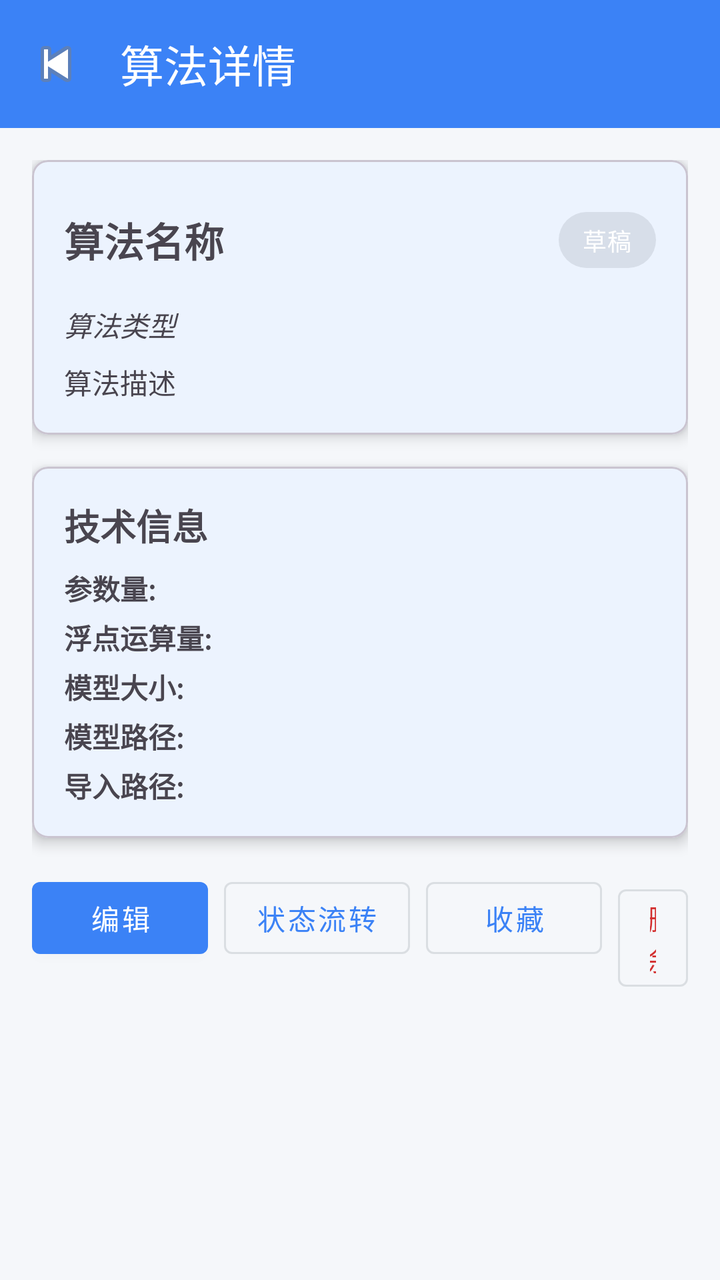
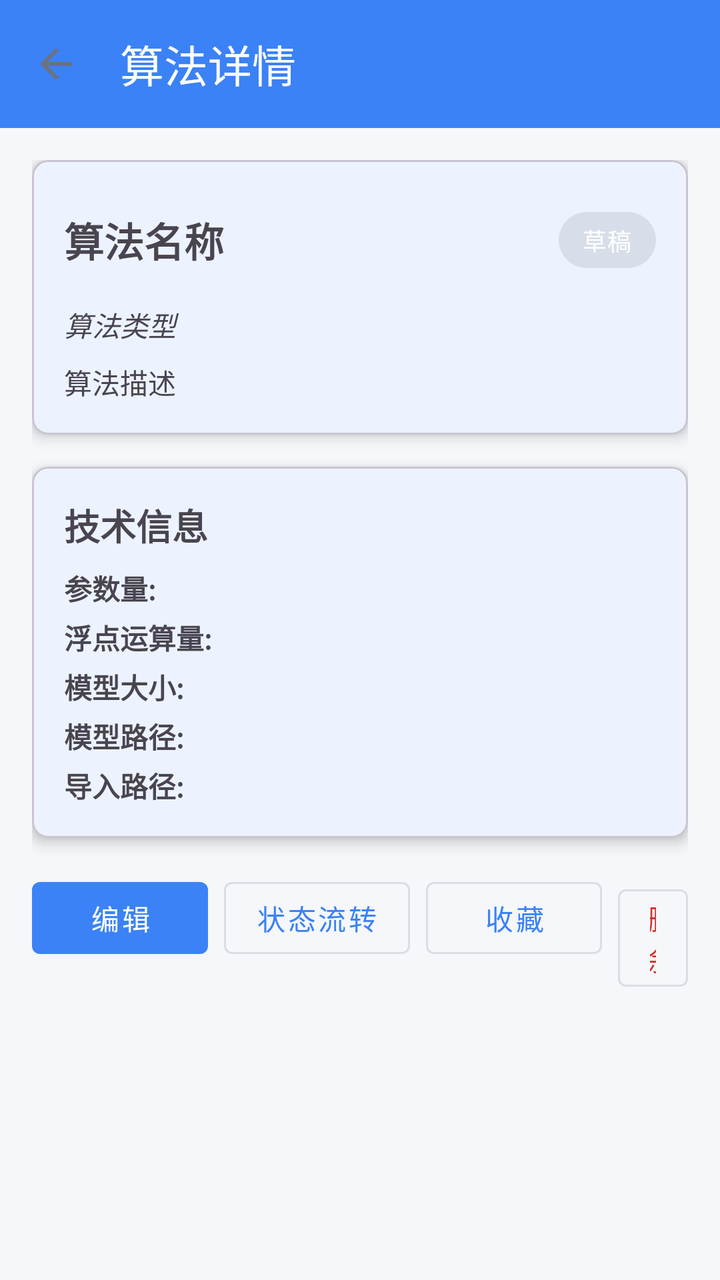

Screens rendered from an Android XML layout before and after an edit, with the pre-edit source and the edit as a unified diff.
<!-- AndroidManifest.xml: activity theme Theme.Dehaze -->
<!-- res/layout/activity_algorithm_detail.xml -->
<?xml version="1.0" encoding="utf-8"?>
<LinearLayout xmlns:android="http://schemas.android.com/apk/res/android"
    xmlns:app="http://schemas.android.com/apk/res-auto"
    android:layout_width="match_parent"
    android:layout_height="match_parent"
    android:orientation="vertical">

    <androidx.appcompat.widget.Toolbar
        android:id="@+id/toolbar"
        android:layout_width="match_parent"
        android:layout_height="?attr/actionBarSize"
        android:background="?attr/colorPrimary"
        app:navigationIcon="@android:drawable/ic_media_previous"
        app:title="算法详情"
        app:titleTextColor="@android:color/white" />

    <ScrollView
        android:layout_width="match_parent"
        android:layout_height="0dp"
        android:layout_weight="1">

        <LinearLayout
            android:layout_width="match_parent"
            android:layout_height="wrap_content"
            android:orientation="vertical"
            android:padding="16dp">

            <com.google.android.material.card.MaterialCardView
                android:id="@+id/card_algorithm_info"
                android:layout_width="match_parent"
                android:layout_height="wrap_content"
                app:cardCornerRadius="8dp"
                app:cardElevation="4dp">

                <LinearLayout
                    android:layout_width="match_parent"
                    android:layout_height="wrap_content"
                    android:orientation="vertical"
                    android:padding="16dp">

                    <LinearLayout
                        android:layout_width="match_parent"
                        android:layout_height="wrap_content"
                        android:gravity="center_vertical"
                        android:orientation="horizontal">

                        <TextView
                            android:id="@+id/tv_algorithm_name"
                            android:layout_width="0dp"
                            android:layout_height="wrap_content"
                            android:layout_weight="1"
                            android:text="算法名称"
                            android:textSize="20sp"
                            android:textStyle="bold" />

                        <com.google.android.material.chip.Chip
                            android:id="@+id/chip_status"
                            style="@style/Widget.MaterialComponents.Chip.Action"
                            android:layout_width="wrap_content"
                            android:layout_height="wrap_content"
                            android:text="草稿"
                            android:textColor="#FFFFFF"
                            android:textSize="12sp"
                            app:chipMinHeight="28dp" />
                    </LinearLayout>

                    <TextView
                        android:id="@+id/tv_algorithm_type"
                        android:layout_width="match_parent"
                        android:layout_height="wrap_content"
                        android:layout_marginTop="8dp"
                        android:text="算法类型"
                        android:textSize="14sp"
                        android:textStyle="italic" />

                    <TextView
                        android:id="@+id/tv_algorithm_description"
                        android:layout_width="match_parent"
                        android:layout_height="wrap_content"
                        android:layout_marginTop="8dp"
                        android:text="算法描述"
                        android:textSize="14sp" />

                </LinearLayout>

            </com.google.android.material.card.MaterialCardView>

            <com.google.android.material.card.MaterialCardView
                android:layout_width="match_parent"
                android:layout_height="wrap_content"
                android:layout_marginTop="16dp"
                app:cardCornerRadius="8dp"
                app:cardElevation="4dp">

                <LinearLayout
                    android:layout_width="match_parent"
                    android:layout_height="wrap_content"
                    android:orientation="vertical"
                    android:padding="16dp">

                    <TextView
                        android:layout_width="match_parent"
                        android:layout_height="wrap_content"
                        android:text="技术信息"
                        android:textSize="18sp"
                        android:textStyle="bold" />

                    <LinearLayout
                        android:layout_width="match_parent"
                        android:layout_height="wrap_content"
                        android:layout_marginTop="8dp"
                        android:orientation="horizontal">

                        <TextView
                            android:layout_width="0dp"
                            android:layout_height="wrap_content"
                            android:layout_weight="1"
                            android:text="参数量:"
                            android:textStyle="bold" />

                        <TextView
                            android:id="@+id/tv_algorithm_params"
                            android:layout_width="0dp"
                            android:layout_height="wrap_content"
                            android:layout_weight="2" />
                    </LinearLayout>

                    <LinearLayout
                        android:layout_width="match_parent"
                        android:layout_height="wrap_content"
                        android:layout_marginTop="4dp"
                        android:orientation="horizontal">

                        <TextView
                            android:layout_width="0dp"
                            android:layout_height="wrap_content"
                            android:layout_weight="1"
                            android:text="浮点运算量:"
                            android:textStyle="bold" />

                        <TextView
                            android:id="@+id/tv_algorithm_flops"
                            android:layout_width="0dp"
                            android:layout_height="wrap_content"
                            android:layout_weight="2" />
                    </LinearLayout>

                    <LinearLayout
                        android:layout_width="match_parent"
                        android:layout_height="wrap_content"
                        android:layout_marginTop="4dp"
                        android:orientation="horizontal">

                        <TextView
                            android:layout_width="0dp"
                            android:layout_height="wrap_content"
                            android:layout_weight="1"
                            android:text="模型大小:"
                            android:textStyle="bold" />

                        <TextView
                            android:id="@+id/tv_algorithm_size"
                            android:layout_width="0dp"
                            android:layout_height="wrap_content"
                            android:layout_weight="2" />
                    </LinearLayout>

                    <LinearLayout
                        android:layout_width="match_parent"
                        android:layout_height="wrap_content"
                        android:layout_marginTop="4dp"
                        android:orientation="horizontal">

                        <TextView
                            android:layout_width="0dp"
                            android:layout_height="wrap_content"
                            android:layout_weight="1"
                            android:text="模型路径:"
                            android:textStyle="bold" />

                        <TextView
                            android:id="@+id/tv_algorithm_path"
                            android:layout_width="0dp"
                            android:layout_height="wrap_content"
                            android:layout_weight="2" />
                    </LinearLayout>

                    <LinearLayout
                        android:layout_width="match_parent"
                        android:layout_height="wrap_content"
                        android:layout_marginTop="4dp"
                        android:orientation="horizontal">

                        <TextView
                            android:layout_width="0dp"
                            android:layout_height="wrap_content"
                            android:layout_weight="1"
                            android:text="导入路径:"
                            android:textStyle="bold" />

                        <TextView
                            android:id="@+id/tv_algorithm_import_path"
                            android:layout_width="0dp"
                            android:layout_height="wrap_content"
                            android:layout_weight="2" />
                    </LinearLayout>
                </LinearLayout>

            </com.google.android.material.card.MaterialCardView>

            <LinearLayout
                android:layout_width="match_parent"
                android:layout_height="wrap_content"
                android:layout_marginTop="16dp"
                android:orientation="horizontal">

                <com.google.android.material.button.MaterialButton
                    android:id="@+id/btn_edit"
                    style="@style/Widget.MaterialComponents.Button"
                    android:layout_width="wrap_content"
                    android:layout_height="wrap_content"
                    android:text="编辑" />

                <com.google.android.material.button.MaterialButton
                    android:id="@+id/btn_toggle_status"
                    style="@style/Widget.MaterialComponents.Button.OutlinedButton"
                    android:layout_width="wrap_content"
                    android:layout_height="wrap_content"
                    android:layout_marginStart="8dp"
                    android:text="状态流转" />

                <com.google.android.material.button.MaterialButton
                    android:id="@+id/btn_favorite"
                    style="@style/Widget.MaterialComponents.Button.OutlinedButton"
                    android:layout_width="wrap_content"
                    android:layout_height="wrap_content"
                    android:layout_marginStart="8dp"
                    android:text="收藏" />

                <com.google.android.material.button.MaterialButton
                    android:id="@+id/btn_delete"
                    style="@style/Widget.MaterialComponents.Button.OutlinedButton"
                    android:layout_width="wrap_content"
                    android:layout_height="wrap_content"
                    android:layout_marginStart="8dp"
                    android:text="删除"
                    android:textColor="#D32F2F" />
            </LinearLayout>

        </LinearLayout>

    </ScrollView>

</LinearLayout>
<!-- resources referenced by this layout -->
<resources>
  <style name="Theme.Dehaze" parent="Base.Theme.Dehaze">
          
          <item name="colorPrimary">@color/brand_primary</item>
          <item name="colorPrimaryVariant">@color/brand_primary_dark</item>
          <item name="colorOnPrimary">@color/white</item>
          <item name="colorSecondary">@color/brand_secondary</item>
          <item name="colorOnSecondary">@color/white</item>
          <item name="android:colorBackground">@color/bg_page</item>
          <item name="colorSurface">@color/bg_card</item>
          <item name="android:statusBarColor">@color/brand_primary</item>
      </style>
  <style name="Base.Theme.Dehaze" parent="Theme.Material3.DayNight.NoActionBar">
          
          <item name="colorPrimary">@color/brand_primary</item>
          <item name="colorPrimaryVariant">@color/brand_primary_dark</item>
          <item name="colorOnPrimary">@color/white</item>
          
          <item name="colorSecondary">@color/brand_secondary</item>
          <item name="colorOnSecondary">@color/white</item>
          
          <item name="android:colorBackground">@color/bg_page</item>
          <item name="colorSurface">@color/bg_card</item>
          <item name="colorOnSurface">@color/text_primary</item>
          
          <item name="colorError">@color/color_error</item>
          
          <item name="android:statusBarColor">@color/brand_primary</item>
          <item name="android:windowLightStatusBar">false</item>
          
          <item name="android:fontFamily">sans-serif</item>
          <item name="android:textColorPrimary">@color/text_primary</item>
          <item name="android:textColorSecondary">@color/text_secondary</item>
      </style>
  <color name="brand_primary">#FF3B82F6</color>
  <color name="brand_primary_dark">#FF6366F1</color>
  <color name="white">#FFFFFFFF</color>
  <color name="brand_secondary">#FF4285F4</color>
  <color name="bg_page">#FFF5F7FA</color>
  <color name="bg_card">#FFFFFFFF</color>
  <color name="text_primary">#FF1F2937</color>
  <color name="color_error">#FFF44336</color>
  <color name="text_secondary">#FF6B7280</color>
</resources>

<!-- the commit's change to res/layout/activity_algorithm_detail.xml (unified diff, before → after) -->
@@ -10,7 +10,7 @@
         android:layout_width="match_parent"
         android:layout_height="?attr/actionBarSize"
         android:background="?attr/colorPrimary"
-        app:navigationIcon="@android:drawable/ic_media_previous"
+        app:navigationIcon="?attr/homeAsUpIndicator"
         app:title="算法详情"
         app:titleTextColor="@android:color/white" />
 
